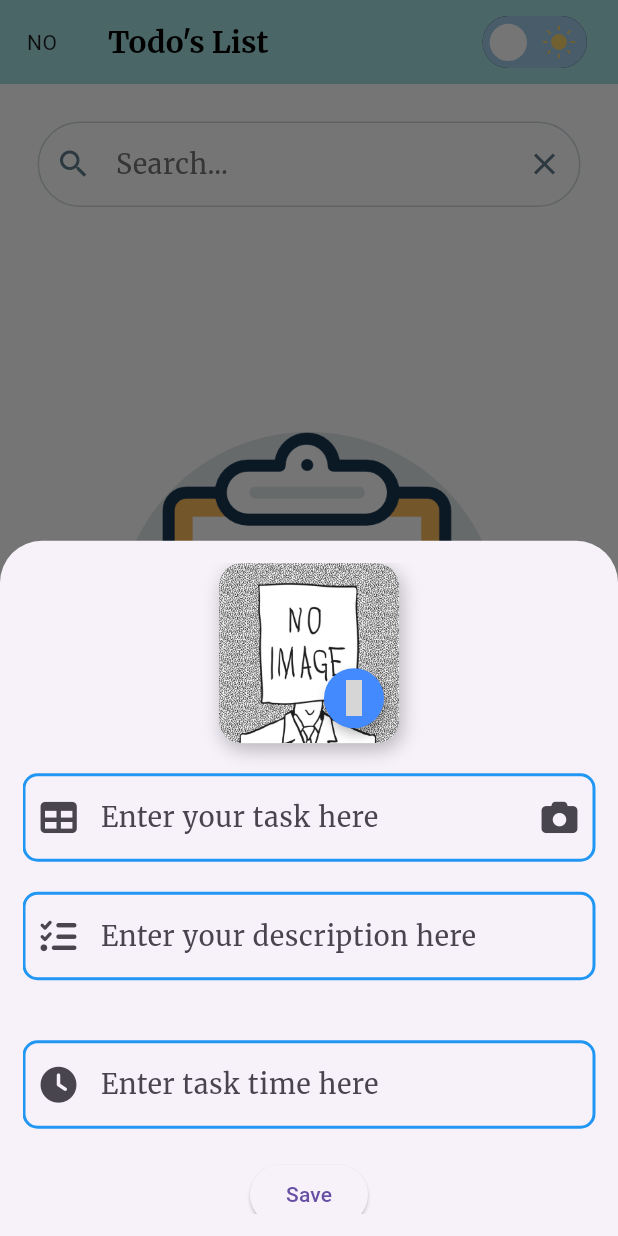
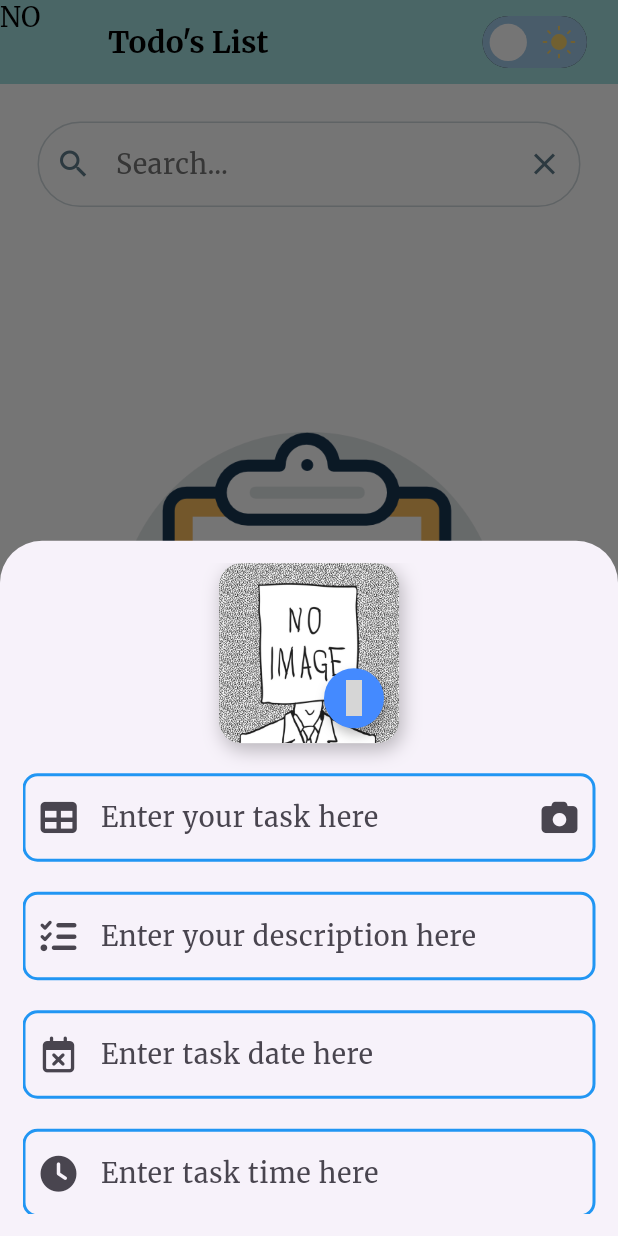
Before and after one commit to Siranosian99/todo_application, a Flutter app: the HomeScreen screen opened directly, after a tap on the "add" icon, on a phone screen of 412 x 824 dp. Run offline on Flutter 3.47's test engine with Material 3 defaults, Android fonts, the light colour scheme and no system bars; our stand-ins replace flutter_local_notifications, fluttericon, google_fonts, image_picker, lite_rolling_switch, local_auth and 3 more; missing offline and left inert: google_ml_kit; accounts and stored records are empty; grey boxes are pictures that could not be loaded.

Commit message:
Just Work on date

```diff
--- a/lib/format_converter/format_date_time_convertor.dart
+++ b/lib/format_converter/format_date_time_convertor.dart
@@ -1,7 +1,7 @@
 import 'package:flutter/material.dart';
 import 'package:intl/intl.dart';
 
-mixin  formatConvertor on StatelessWidget {
+mixin  formatConvertor <T extends StatefulWidget> on State<T> {
 
 String formatTimeOfDay(TimeOfDay time) {
   final now = DateTime.now();
--- a/lib/logics/authenticator.dart
+++ b/lib/logics/authenticator.dart
@@ -4,7 +4,7 @@
 class AuthService {
   static final LocalAuthentication _auth = LocalAuthentication();
   static AuthService authService = AuthService();
-  static bool checker =false;
+
 
   static Future<bool> authenticate(bool auth) async {
     try {
@@ -49,17 +49,21 @@
   }
 
 
- static Future<bool> hasLocalAuthentication() async {
+
+ static Future<bool> isDeviceSecure() async {
     try {
-      bool biometricsAvailable = await _auth.canCheckBiometrics;
-      bool deviceSupported = await _auth.isDeviceSupported();
+      final bool isDeviceSupported = await _auth.isDeviceSupported();
+      final bool canCheckBiometrics = await _auth.canCheckBiometrics;
 
-      return checker= deviceSupported;
+      // This means either biometrics or device-level PIN/pattern is active
+      return isDeviceSupported ;
     } catch (e) {
-      print('Error checking local auth: $e');
+      print("Error checking device security: $e");
       return false;
     }
   }
 
 
+
+
 }
--- a/lib/screens/main_create.dart
+++ b/lib/screens/main_create.dart
@@ -26,7 +26,8 @@
   State<MainCreate> createState() => _MainCreateState();
 }
 
-class _MainCreateState extends State<MainCreate> with ShowMainDialog,ShowEditDialog{
+class _MainCreateState extends State<MainCreate>
+    with ShowMainDialog, ShowEditDialog {
   int selectedIndex = 0; // Updated variable name for consistency
   Color tColor = Colors.white;
   Color fColor = Colors.black;
@@ -34,47 +35,63 @@
   String imageLink = "images/todo1.jpg";
   String saveTask = "Save";
   String titleTxt = "Todo's List";
+  bool checker = false;
 
+  void isLocked() async {
+    checker = await AuthService.isDeviceSecure();
+    setState(() {
+      checker;
+    });
+  }
+
+  @override
+  void initState() {
+    super.initState();
+    isLocked();
+  }
 
   @override
   Widget build(BuildContext context) {
-
     return Consumer<TodoState>(
       builder: (context, todo, child) {
         bool check = todo.checkData();
         return Scaffold(
           appBar: AppBar(
-            leading: IconButton(
-                icon: AuthService.checker ? todo.requiresAuth
+            leading: checker
+                ? IconButton(
+                    icon: todo.requiresAuth
                         ? Icon(FontAwesome5.lock)
-                    : Icon(FontAwesome5.unlock): Text("NO"),
+                        : Icon(FontAwesome5.unlock),
                     onPressed: () async {
                       todo.toggleAuthApp();
                       print(todo.requiresAuth);
-
-                }),
+                    })
+                : Text("NO"),
             automaticallyImplyLeading: false,
             title: Text(titleTxt),
             actions: [
               Padding(
                 padding: const EdgeInsets.all(5.0),
-                child: SwitchTeamLottie(isPressed:todo.checkTheme),
+                child: SwitchTeamLottie(isPressed: todo.checkTheme),
               )
             ],
           ),
-          floatingActionButtonLocation: FloatingActionButtonLocation.centerFloat,
+          floatingActionButtonLocation:
+              FloatingActionButtonLocation.centerFloat,
           floatingActionButton: FloatingActionButton(
             child: Icon(Icons.add),
             onPressed: () {
+              print(checker);
               showModalBottomSheet(
                 isDismissible: true,
                 context: context,
                 builder: (BuildContext context) {
                   return Padding(
-                    padding: const EdgeInsets.all(15) +  MediaQuery.of(context).viewInsets,
+                    padding: const EdgeInsets.all(15) +
+                        MediaQuery.of(context).viewInsets,
                     child: SingleChildScrollView(
                       child: BottomSheetColumn(
-                        index:-1,
+                        index: -1,
                         id: todo.id,
                         descpController: todo.descpController,
                         taskController: todo.taskController,
@@ -86,8 +103,12 @@
                   );
                 },
               ).whenComplete(() {
-                TextFieldRemover().removeTextFields(todo.taskController, todo.descpController,  todo.timeController, todo.dateController);
-                todo.clearImg();// Clear the TextField
+                TextFieldRemover().removeTextFields(
+                    todo.taskController,
+                    todo.descpController,
+                    todo.timeController,
+                    todo.dateController);
+                todo.clearImg(); // Clear the TextField
               });
             },
           ),
@@ -102,10 +123,15 @@
                         child: ListView.builder(
                           itemBuilder: (context, index) => GestureDetector(
                             onTap: () {
-                       showMainCustomDialog(context: context, index: index);
+                              showMainCustomDialog(
+                                  context: context, index: index);
                             },
                             onLongPress: () {
-                        showEditDialog(context: context, todo: todo, index: index, saveTask: saveTask);
+                              showEditDialog(
+                                  context: context,
+                                  todo: todo,
+                                  index: index,
+                                  saveTask: saveTask);
                             },
                             onDoubleTap: () {
                               todo.changeStatus(index);
@@ -125,12 +151,13 @@
                                     : Icon(FontAwesome5.hotdog),
                                 title: Text(todo.tasks[index].task),
                                 trailing: Column(
-
                                   mainAxisSize: MainAxisSize.min,
                                   children: [
-                              Text(DateTimeConvert.formatDate(todo.tasks[index].date)),
+                                    Text(DateTimeConvert.formatDate(
+                                        todo.tasks[index].date)),
                                     Text(
-                                DateTimeConvert.formatTimeOfDay(todo.tasks[index].time),
+                                      DateTimeConvert.formatTimeOfDay(
+                                          todo.tasks[index].time),
                                     )
                                   ],
                                 ),
--- a/lib/widgets/bottomsheet_column.dart
+++ b/lib/widgets/bottomsheet_column.dart
@@ -195,41 +195,41 @@
             SizedBox(
               height: size,
             ),
-            // TextFormField(
-            //   textInputAction: TextInputAction.next,
-            //   validator: (value) {
-            //     if (value == null || value.isEmpty) {
-            //       return 'Please enter a Date';
-            //     }
-            //     return null;
-            //   },
-            //   onTap: () {
-            //     date_time.displayDatePicker(context, widget.dateController);
-            //   },
-            //   controller: widget.dateController,
-            //   readOnly: true,
-            //   decoration: InputDecoration(
-            //     hintText: 'Enter task date here',
-            //     prefixIcon: Icon(FontAwesome.calendar_times_o),
-            //     border: OutlineInputBorder(
-            //       borderRadius: BorderRadius.circular(10.0),
-            //     ),
-            //     enabledBorder: OutlineInputBorder(
-            //       borderRadius: BorderRadius.circular(10.0),
-            //       borderSide: BorderSide(
-            //         color: Colors.blue,
-            //         width: 2.0,
-            //       ),
-            //     ),
-            //     focusedBorder: OutlineInputBorder(
-            //       borderRadius: BorderRadius.circular(10.0),
-            //       borderSide: BorderSide(
-            //         color: Colors.green,
-            //         width: 2.0,
-            //       ),
-            //     ),
-            //   ),
-            // ),
+            TextFormField(
+              textInputAction: TextInputAction.next,
+              validator: (value) {
+                if (value == null || value.isEmpty) {
+                  return 'Please enter a Date';
+                }
+                return null;
+              },
+              onTap: () {
+                date_time.displayDatePicker(context, widget.dateController);
+              },
+              controller: widget.dateController,
+              readOnly: true,
+              decoration: InputDecoration(
+                hintText: 'Enter task date here',
+                prefixIcon: Icon(FontAwesome.calendar_times_o),
+                border: OutlineInputBorder(
+                  borderRadius: BorderRadius.circular(10.0),
+                ),
+                enabledBorder: OutlineInputBorder(
+                  borderRadius: BorderRadius.circular(10.0),
+                  borderSide: BorderSide(
+                    color: Colors.blue,
+                    width: 2.0,
+                  ),
+                ),
+                focusedBorder: OutlineInputBorder(
+                  borderRadius: BorderRadius.circular(10.0),
+                  borderSide: BorderSide(
+                    color: Colors.green,
+                    width: 2.0,
+                  ),
+                ),
+              ),
+            ),
             SizedBox(
               height: size,
             ),
--- a/pubspec.yaml
+++ b/pubspec.yaml
@@ -46,12 +46,13 @@
   flutter_launcher_icons: ^0.13.1
   fluttericon: ^2.0.0
   google_fonts: ^6.2.1
-  local_auth: ^2.2.0
+  local_auth: ^2.3.0
   lite_rolling_switch: ^1.0.1
   path_provider: ^2.1.4
   path: ^1.9.0
   flutter_secure_storage: ^9.2.2
   lottie: ^3.3.1
+  is_lock_screen2: ^2.0.3
 
 dev_dependencies:
   flutter_test:
```
Also changed, not shown: lib/screens/archive_screen.dart (+23 -6 lines), lib/screens/first_screen.dart (+6 -11 lines), lib/state_management/state_of_todos.dart (+6 -1 lines), lib/test.dart (added, +34 -0 lines), pubspec.lock, 130 other files. Lines whose indentation alone changed are shown as unchanged.
